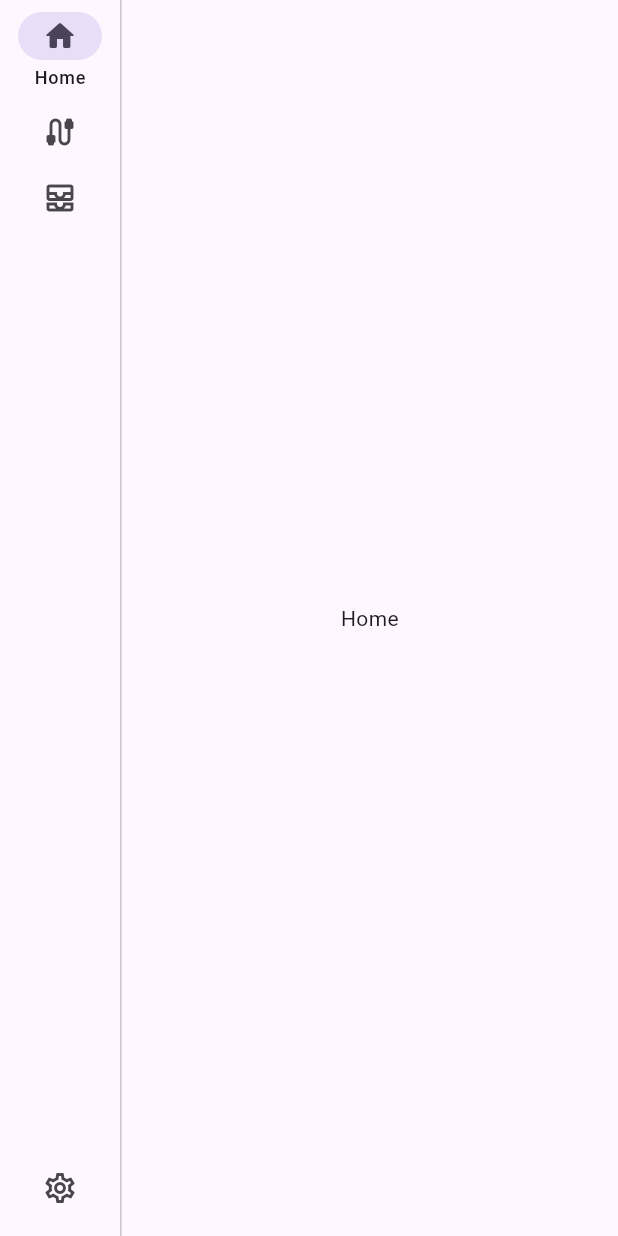
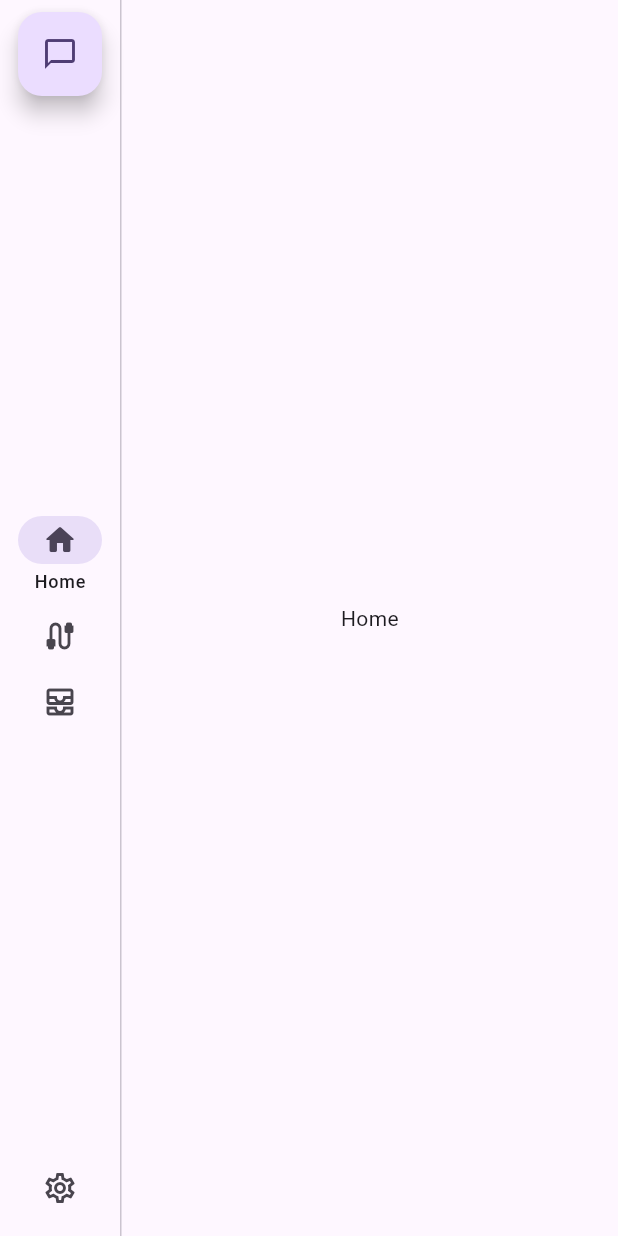
Before and after one commit to Kelvinlby/open-crafter, a Flutter app: the screen it shows after launch, on a phone screen of 412 x 824 dp. Run offline on Flutter 3.47's test engine with Material 3 defaults, Android fonts, the phone set to English and light mode, and no system bars; our stand-ins replace shared_preferences.

Commit message:
UI framework setup

```diff
--- a/lib/main.dart
+++ b/lib/main.dart
@@ -95,11 +95,20 @@ class _HomeShellState extends State<HomeShell> {
             // destination, hence the null selectedIndex.
             selectedIndex: _selectedIndex == _settingIndex ? null : _selectedIndex,
             labelType: NavigationRailLabelType.selected,
+            // Center the destination group in the space between the leading FAB
+            // (top) and the trailing Setting button (bottom).
+            groupAlignment: 0.0,
+            trailingAtBottom: true,
             onDestinationSelected: (int index) {
               setState(() {
                 _selectedIndex = index;
               });
             },
+            leading: FloatingActionButton(
+              tooltip: 'Chat',
+              onPressed: () {},
+              child: const Icon(Icons.chat_bubble_outline),
+            ),
             destinations: const <NavigationRailDestination>[
               NavigationRailDestination(
                 icon: Icon(Icons.home_outlined),
@@ -117,10 +126,7 @@ class _HomeShellState extends State<HomeShell> {
                 label: Text('Model'),
               ),
             ],
-            trailing: Expanded(
-              child: Align(
-                alignment: Alignment.bottomCenter,
-                child: Padding(
+            trailing: Padding(
               padding: const EdgeInsets.only(bottom: 8),
               child: IconButton(
                 icon: const Icon(Icons.settings_outlined),
@@ -132,8 +138,6 @@ class _HomeShellState extends State<HomeShell> {
                     _selectedIndex = _settingIndex;
                   });
                 },
-                  ),
-                ),
               ),
             ),
           ),
```
Also changed, not shown: 1 other file. Lines whose indentation alone changed are shown as unchanged.
